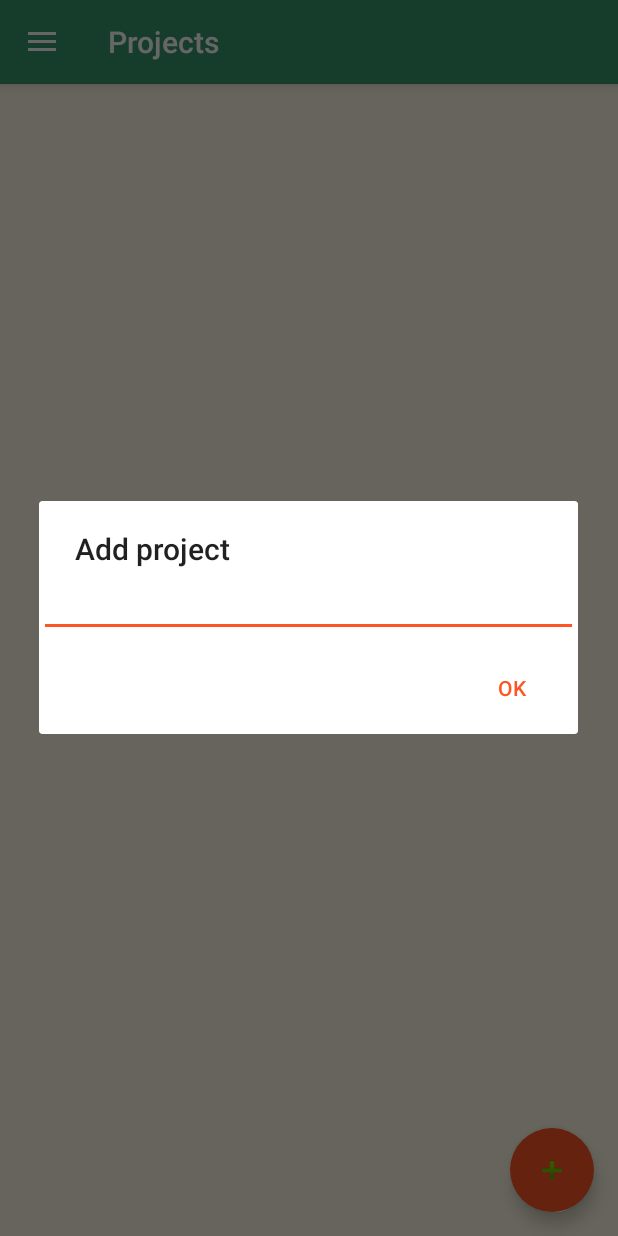
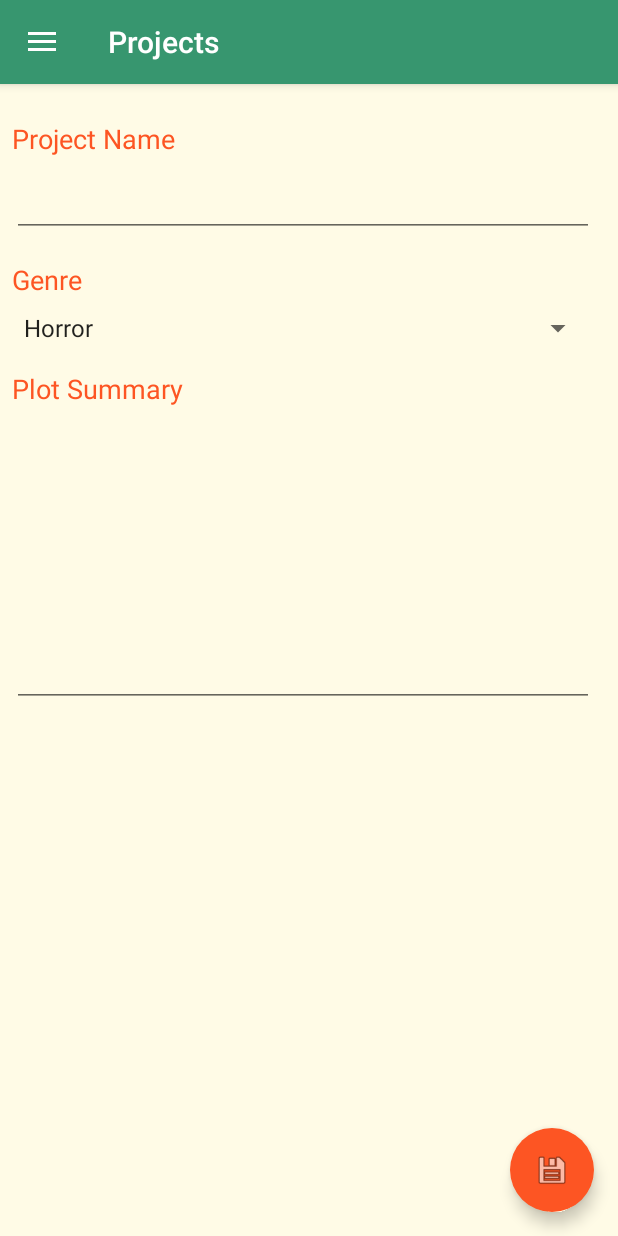
Before and after one commit to rubendarioramirez/PlotGenerator, an Android app: the screen it shows after launch (MainActivity), after a tap on an icon or button, on a phone screen of 412 x 824 dp. Run offline under Robolectric (Android 15) with nearby library versions, the phone set to English and light mode, and no system bars; our stand-ins replace AdMob.

Commit message:
+Added PLOT, GENRE + Added Project detail fragment.

```diff
--- a/app/src/main/java/com/plotgen/rramirez/plotgenerator/ChallengeTemplateFragment.java
+++ b/app/src/main/java/com/plotgen/rramirez/plotgenerator/ChallengeTemplateFragment.java
@@ -7,6 +7,7 @@ import android.os.Bundle;
 import android.support.design.widget.FloatingActionButton;
 import android.support.v4.app.Fragment;
 import android.support.v4.app.FragmentTransaction;
+import android.util.Log;
 import android.view.LayoutInflater;
 import android.view.View;
 import android.view.ViewGroup;
@@ -50,7 +51,7 @@ public class ChallengeTemplateFragment extends Fragment {
 
 
         //Save button
-        FloatingActionButton fab = (FloatingActionButton) myFragmentView.findViewById(R.id.challenge_template_submit);
+        FloatingActionButton fab = myFragmentView.findViewById(R.id.challenge_template_submit);
 
         charTemplateTitle = myFragmentView.findViewById(R.id.char_template_title);
         question1Title = myFragmentView.findViewById(R.id.char_template_question1_title);
@@ -105,6 +106,7 @@ public class ChallengeTemplateFragment extends Fragment {
                 mFirebaseAnalytics.logEvent("challenge_completed",params);
             }
         });
+
 
         //Init the ad
         mAdView = (AdView) myFragmentView.findViewById(R.id.adView_challenge_template);
--- a/app/src/main/java/com/plotgen/rramirez/plotgenerator/CharacterFragment.java
+++ b/app/src/main/java/com/plotgen/rramirez/plotgenerator/CharacterFragment.java
@@ -143,8 +143,10 @@ public class CharacterFragment extends Fragment {
             String gender = char_description.get(2);
             if(gender.equals("Masculino") || gender.equals("Male")){
                 gender_spinner.setSelection(1);
+            } else if (gender.equals("Female") || gender.equals("Femenino")){
+                gender_spinner.setSelection(2);
             } else {
-                gender_spinner.setSelection(2);
+                gender_spinner.setSelection(3);
             }
 
             //Set the proper spinner value
--- a/app/src/main/java/com/plotgen/rramirez/plotgenerator/ProjectFragment.java
+++ b/app/src/main/java/com/plotgen/rramirez/plotgenerator/ProjectFragment.java
@@ -22,6 +22,7 @@ import android.widget.EditText;
 import android.widget.FrameLayout;
 import android.widget.ImageButton;
 import android.widget.ListView;
+import android.widget.Spinner;
 import android.widget.TextView;
 import android.widget.Toast;
 
@@ -57,7 +58,7 @@ public class ProjectFragment extends Fragment {
 
         project_lv  = myFragmentView.findViewById(R.id.project_lv);
         empty_project_tv = myFragmentView.findViewById(R.id.empty_project_tv);
-        final EditText et = new EditText(myFragmentView.getContext());
+
         project_list_array = getProjects(myFragmentView.getContext());
         itemsAdapter = new ArrayAdapter<String>(myFragmentView.getContext(), android.R.layout.simple_list_item_1, project_list_array);
         project_lv.setAdapter(itemsAdapter);
@@ -76,28 +77,18 @@ public class ProjectFragment extends Fragment {
         });
 
 
-
-        AlertDialog.Builder alertDialogBuilder = new AlertDialog.Builder(myFragmentView.getContext());
-        // set prompts.xml to alertdialog builder
-        alertDialogBuilder.setTitle(getString(R.string.add_projects_btn));
-        alertDialogBuilder.setView(et);
-
-        // set dialog message
-        alertDialogBuilder.setCancelable(true).setPositiveButton("OK", new DialogInterface.OnClickListener() {
-            public void onClick(DialogInterface dialog, int id) {
-                if(et.getText().toString() != " ") {
-                    saveToDB(et);
-                    itemsAdapter.notifyDataSetChanged();
-                }
-            }
-        });
-        // create alert dialog
-        final AlertDialog alertDialog = alertDialogBuilder.create();
         FloatingActionButton fab = (FloatingActionButton) myFragmentView.findViewById(R.id.add_project_btn);
         fab.setOnClickListener(new View.OnClickListener() {
             @Override
             public void onClick(View view) {
-                alertDialog.show();
+//                alertDialog.show();
+                Project_detailsFragment nextFragment = new Project_detailsFragment();
+                //Make the transaction
+                FragmentTransaction transaction = getFragmentManager().beginTransaction();
+                transaction.setCustomAnimations(R.anim.enter_from_right, R.anim.exit_from_left);
+                transaction.replace(R.id.flMain,nextFragment);
+                transaction.addToBackStack(null);
+                transaction.commit();
             }
         });
 
@@ -114,18 +105,6 @@ public class ProjectFragment extends Fragment {
 
 
         return myFragmentView;
-
-    }
-
-
-
-    private void saveToDB(TextView et) {
-        SQLiteDatabase database = new mySQLiteDBHelper(this.getContext()).getWritableDatabase();
-        ContentValues values = new ContentValues();
-        values.put(mySQLiteDBHelper.CHARACTER_COLUMN_PROJECT, et.getText().toString());
-        long newRowId = database.insert(mySQLiteDBHelper.CHARACTER_TABLE_PROJECT, null, values);
-
-        project_list_array.add(et.getText().toString());
 
     }
 
--- /dev/null
+++ b/app/src/main/java/com/plotgen/rramirez/plotgenerator/Project_detailsFragment.java
@@ -0,0 +1,83 @@
+package com.plotgen.rramirez.plotgenerator;
+
+
+import android.content.ContentValues;
+import android.database.sqlite.SQLiteDatabase;
+import android.os.Bundle;
+import android.support.design.widget.FloatingActionButton;
+import android.support.v4.app.Fragment;
+import android.support.v4.app.FragmentTransaction;
+import android.util.Log;
+import android.view.LayoutInflater;
+import android.view.View;
+import android.view.ViewGroup;
+import android.widget.ArrayAdapter;
+import android.widget.Spinner;
+import android.widget.TextView;
+
+import org.w3c.dom.Text;
+
+
+/**
+ * A simple {@link Fragment} subclass.
+ */
+public class Project_detailsFragment extends Fragment {
+
+    TextView project_name_et, project_plot_et;
+    Spinner project_genre_spinner;
+
+    public Project_detailsFragment() {
+        // Required empty public constructor
+    }
+
+
+    @Override
+    public View onCreateView(LayoutInflater inflater, ViewGroup container,
+                             Bundle savedInstanceState) {
+        // Inflate the layout for this fragment
+        View myFragmentView =  inflater.inflate(R.layout.fragment_project_details, container, false);
+
+        project_name_et = myFragmentView.findViewById(R.id.project_name_et);
+        project_plot_et = myFragmentView.findViewById(R.id.project_plot_et);
+
+        //Role spinner functions
+        project_genre_spinner = myFragmentView.findViewById(R.id.project_genre_spinner);
+        // Create an ArrayAdapter using the string array and a default spinner layout
+        ArrayAdapter<CharSequence> genre_adapter = ArrayAdapter.createFromResource(myFragmentView.getContext(),
+                R.array.genres_array, android.R.layout.simple_spinner_item);
+        // Specify the layout to use when the list of choices appears
+        genre_adapter.setDropDownViewResource(android.R.layout.simple_spinner_dropdown_item);
+        // Apply the adapter to the spinner
+        project_genre_spinner.setAdapter(genre_adapter);
+
+        FloatingActionButton fab = (FloatingActionButton) myFragmentView.findViewById(R.id.project_add_submit);
+        fab.setOnClickListener(new View.OnClickListener() {
+            @Override
+            public void onClick(View view) {
+                saveToDB(project_name_et, project_plot_et, project_genre_spinner);
+                ProjectFragment nextFragment = new ProjectFragment();
+                //Make the transaction
+                FragmentTransaction transaction = getFragmentManager().beginTransaction();
+                transaction.setCustomAnimations(R.anim.enter_from_left, R.anim.exit_from_right);
+                transaction.replace(R.id.flMain,nextFragment);
+                transaction.addToBackStack(null);
+                transaction.commit();
+            }
+        });
+
+        return myFragmentView;
+
+    }
+
+
+    private void saveToDB(TextView project_name_et, TextView project_plot_et, Spinner project_genre_spinner ) {
+        SQLiteDatabase database = new mySQLiteDBHelper(this.getContext()).getWritableDatabase();
+        ContentValues values = new ContentValues();
+        values.put(mySQLiteDBHelper.PROJECT_COLUMN_PROJECT, project_name_et.getText().toString());
+        values.put(mySQLiteDBHelper.PROJECT_COLUMN_GENRE, project_genre_spinner.getSelectedItem().toString());
+        values.put(mySQLiteDBHelper.PROJECT_COLUMN_PLOT, project_plot_et.getText().toString());
+        long newRowId = database.insert(mySQLiteDBHelper.CHARACTER_TABLE_PROJECT, null, values);
+
+    }
+
+}
--- a/app/src/main/java/com/plotgen/rramirez/plotgenerator/mySQLiteDBHelper.java
+++ b/app/src/main/java/com/plotgen/rramirez/plotgenerator/mySQLiteDBHelper.java
@@ -6,13 +6,20 @@ import android.database.sqlite.SQLiteOpenHelper;
 import android.util.Log;
 
 public class mySQLiteDBHelper extends SQLiteOpenHelper {
-    private static final int DATABASE_VERSION = 6;
+//    private static final int DATABASE_VERSION = 6;
+    private static final int DATABASE_VERSION = 7;
     //public static final String DATABASE_NAME = "test_database";
     public static final String DATABASE_NAME = "production_database";
     public static final String CHARACTER_TABLE_CHARACTER = "character";
     public static final String CHARACTER_TABLE_PROJECT = "projectname";
     public static final String CHARACTER_COLUMN_ID = "_id";
     public static final String CHARACTER_COLUMN_PROJECT = "project";
+
+    public static final String PROJECT_COLUMN_ID = "_id";
+    public static final String PROJECT_COLUMN_PROJECT = "project";
+    public static final String PROJECT_COLUMN_GENRE = "genre";
+    public static final String PROJECT_COLUMN_PLOT = "plot";
+
     //Character BIO
     public static final String CHARACTER_COLUMN_NAME = "name";
     public static final String CHARACTER_COLUMN_NICKNAME = "nickname";
@@ -99,15 +106,15 @@ public class mySQLiteDBHelper extends SQLiteOpenHelper {
                 CHARACTER_COLUMN_C5Q4 + " TEXT " + ")");
 
         sqLiteDatabase.execSQL("CREATE TABLE " + CHARACTER_TABLE_PROJECT + " (" +
-                CHARACTER_COLUMN_ID + " INTEGER PRIMARY KEY AUTOINCREMENT, " +
-                CHARACTER_COLUMN_PROJECT + " TEXT " + ")");
+                PROJECT_COLUMN_ID + " INTEGER PRIMARY KEY AUTOINCREMENT, " +
+                PROJECT_COLUMN_PROJECT + " TEXT, " +
+                PROJECT_COLUMN_GENRE + " TEXT, " +
+                PROJECT_COLUMN_PLOT + " TEXT " + ")");
 
     }
 
     @Override
     public void onUpgrade(SQLiteDatabase sqLiteDatabase, int i, int i1) {
-//        sqLiteDatabase.execSQL("DROP TABLE IF EXISTS " + CHARACTER_TABLE_CHARACTER);
-//        sqLiteDatabase.execSQL("DROP TABLE IF EXISTS " + CHARACTER_TABLE_PROJECT);
         switch(i1) {
             case 5:
                 sqLiteDatabase.execSQL("ALTER TABLE character ADD COLUMN challenge_3_q1 TEXT");
@@ -124,9 +131,12 @@ public class mySQLiteDBHelper extends SQLiteOpenHelper {
                 sqLiteDatabase.execSQL("ALTER TABLE character ADD COLUMN challenge_5_q2 TEXT");
                 sqLiteDatabase.execSQL("ALTER TABLE character ADD COLUMN challenge_5_q3 TEXT");
                 sqLiteDatabase.execSQL("ALTER TABLE character ADD COLUMN challenge_5_q4 TEXT");
+
+            case 7:
+                sqLiteDatabase.execSQL("ALTER TABLE projectname ADD COLUMN genre TEXT");
+                sqLiteDatabase.execSQL("ALTER TABLE projectname ADD COLUMN plot TEXT");
+
         }
 
-
-        //onCreate(sqLiteDatabase);
     }
 }
--- a/app/src/main/java/com/plotgen/rramirez/plotgenerator/weeklyWriting.java
+++ b/app/src/main/java/com/plotgen/rramirez/plotgenerator/weeklyWriting.java
@@ -45,7 +45,7 @@ public class weeklyWriting extends Fragment implements RewardedVideoAdListener {
     private String databaseToUse;
     ArrayList data_list;
     private FirebaseAnalytics mFirebaseAnalytics;
-    public int can_submit;
+    public int can_submit = 1;
     private RewardedVideoAd mRewardedVideoAd;
 
 
--- /dev/null
+++ b/app/src/main/res/layout/fragment_project_details.xml
@@ -0,0 +1,145 @@
+<?xml version="1.0" encoding="utf-8"?>
+<android.support.constraint.ConstraintLayout xmlns:android="http://schemas.android.com/apk/res/android"
+    xmlns:app="http://schemas.android.com/apk/res-auto"
+    xmlns:tools="http://schemas.android.com/tools"
+    android:layout_width="match_parent"
+    android:layout_height="match_parent"
+    tools:context=".Project_detailsFragment"
+    android:background="@color/background"
+    tools:layout_editor_absoluteY="81dp">
+
+
+    <LinearLayout
+        android:id="@+id/linearLayout"
+        android:layout_width="match_parent"
+        android:layout_height="match_parent"
+        android:orientation="vertical"
+        app:layout_constraintBottom_toBottomOf="parent"
+        app:layout_constraintEnd_toEndOf="parent"
+        app:layout_constraintStart_toStartOf="parent"
+        app:layout_constraintTop_toTopOf="parent">
+
+        <ScrollView
+            android:layout_width="match_parent"
+            android:layout_height="match_parent">
+
+            <LinearLayout
+                android:layout_width="match_parent"
+                android:layout_height="wrap_content"
+                android:orientation="vertical">
+
+                <TextView
+                    android:id="@+id/textView"
+                    android:layout_width="wrap_content"
+                    android:layout_height="wrap_content"
+                    android:layout_marginStart="8dp"
+                    android:layout_marginLeft="8dp"
+                    android:layout_marginTop="24dp"
+                    android:layout_marginEnd="8dp"
+                    android:layout_marginRight="8dp"
+                    android:text="@string/project_name"
+                    android:textColor="@color/headline"
+                    android:textSize="18sp"
+                    app:layout_constraintEnd_toEndOf="parent"
+                    app:layout_constraintHorizontal_bias="0.0"
+                    app:layout_constraintStart_toStartOf="parent"
+                    app:layout_constraintTop_toTopOf="parent" />
+
+                <EditText
+                    android:id="@+id/project_name_et"
+                    android:layout_width="match_parent"
+                    android:layout_height="wrap_content"
+                    android:layout_marginTop="8dp"
+                    android:layout_marginLeft="8dp"
+                    android:layout_marginRight="16dp"
+                    android:inputType="textPersonName"
+                    android:textAppearance="@style/TextAppearance.AppCompat.Medium"
+                    android:textColor="@color/content"
+                    app:layout_constraintEnd_toEndOf="parent"
+                    app:layout_constraintStart_toStartOf="parent"
+                    app:layout_constraintTop_toBottomOf="@+id/textView" />
+
+                <TextView
+                    android:id="@+id/textView5"
+                    android:layout_width="wrap_content"
+                    android:layout_height="wrap_content"
+                    android:layout_marginStart="8dp"
+                    android:layout_marginLeft="8dp"
+                    android:layout_marginTop="16dp"
+                    android:layout_marginEnd="8dp"
+                    android:layout_marginRight="8dp"
+                    android:text="@string/project_genre"
+                    android:textColor="@color/headline"
+                    android:textSize="18sp"
+                    app:layout_constraintEnd_toEndOf="parent"
+                    app:layout_constraintHorizontal_bias="0.0"
+                    app:layout_constraintStart_toStartOf="parent"
+                    app:layout_constraintTop_toBottomOf="@+id/project_name_et" />
+
+                <Spinner
+                    android:id="@+id/project_genre_spinner"
+                    android:layout_width="match_parent"
+                    android:layout_height="wrap_content"
+                    android:layout_marginTop="8dp"
+                    android:layout_marginLeft="8dp"
+                    android:layout_marginRight="16dp"
+                    app:layout_constraintEnd_toEndOf="parent"
+                    app:layout_constraintStart_toStartOf="parent"
+                    app:layout_constraintTop_toBottomOf="@+id/textView5" />
+
+                <TextView
+                    android:id="@+id/textView6"
+                    android:layout_width="wrap_content"
+                    android:layout_height="wrap_content"
+                    android:layout_marginStart="8dp"
+                    android:layout_marginLeft="8dp"
+                    android:layout_marginTop="16dp"
+                    android:layout_marginEnd="8dp"
+                    android:layout_marginRight="8dp"
+                    android:text="@string/project_summary"
+                    android:textColor="@color/headline"
+                    android:textSize="18sp"
+                    app:layout_constraintEnd_toEndOf="parent"
+                    app:layout_constraintHorizontal_bias="0.0"
+                    app:layout_constraintStart_toStartOf="parent"
+                    app:layout_constraintTop_toBottomOf="@+id/project_genre_spinner" />
+
+                <EditText
+                    android:id="@+id/project_plot_et"
+                    android:layout_width="match_parent"
+                    android:layout_height="200dp"
+                    android:layout_marginLeft="8dp"
+                    android:layout_marginRight="16dp"
+                    android:gravity="top"
+                    android:inputType="textMultiLine"
+                    android:textAppearance="@style/TextAppearance.AppCompat.Medium"
+                    android:textColor="@color/content"
+                    app:layout_constraintBottom_toTopOf="@+id/project_add_submit"
+                    app:layout_constraintEnd_toEndOf="parent"
+                    app:layout_constraintStart_toStartOf="parent"
+                    app:layout_constraintTop_toBottomOf="@+id/textView6" />
+            </LinearLayout>
+        </ScrollView>
+
+    </LinearLayout>
+
+    <android.support.design.widget.FloatingActionButton
+        android:id="@+id/project_add_submit"
+        android:layout_width="wrap_content"
+        android:layout_height="wrap_content"
+        android:layout_gravity="bottom|end"
+        android:layout_marginStart="8dp"
+        android:layout_marginLeft="16dp"
+        android:layout_marginEnd="16dp"
+        android:layout_marginRight="16dp"
+        android:layout_marginBottom="16dp"
+        android:elevation="15dp"
+        android:src="@android:drawable/ic_menu_save"
+        app:borderWidth="0dp"
+        app:layout_constraintBottom_toBottomOf="@+id/linearLayout"
+        app:layout_constraintEnd_toEndOf="parent"
+        app:layout_constraintHorizontal_bias="1.0"
+        app:layout_constraintStart_toStartOf="parent" />
+
+
+</android.support.constraint.ConstraintLayout>
--- a/build.gradle
+++ b/build.gradle
@@ -14,7 +14,7 @@ buildscript {
     }
     dependencies {
         classpath 'io.fabric.tools:gradle:1.25.4'
-        classpath 'com.android.tools.build:gradle:3.1.4'
+        classpath 'com.android.tools.build:gradle:3.2.1'
 //        classpath 'com.google.gms:google-services:3.0.0'
         classpath 'com.google.gms:google-services:4.0.2'
         // NOTE: Do not place your application dependencies here; they belong
```
Also changed, not shown: app/build.gradle (+4 -4 lines), app/src/main/java/com/plotgen/rramirez/plotgenerator/BioFragment.java (+16 -24 lines), app/src/main/java/com/plotgen/rramirez/plotgenerator/Utils.java (+10 -0 lines), app/src/main/res/layout-sw600dp/fragment_challenge_template.xml (renamed from app/src/main/res/layout/fragment_challenge_template.xml, +8 -8 lines), app/src/main/res/values/strings.xml (+85 -56 lines), gradle/wrapper/gradle-wrapper.properties, 1 other file.
